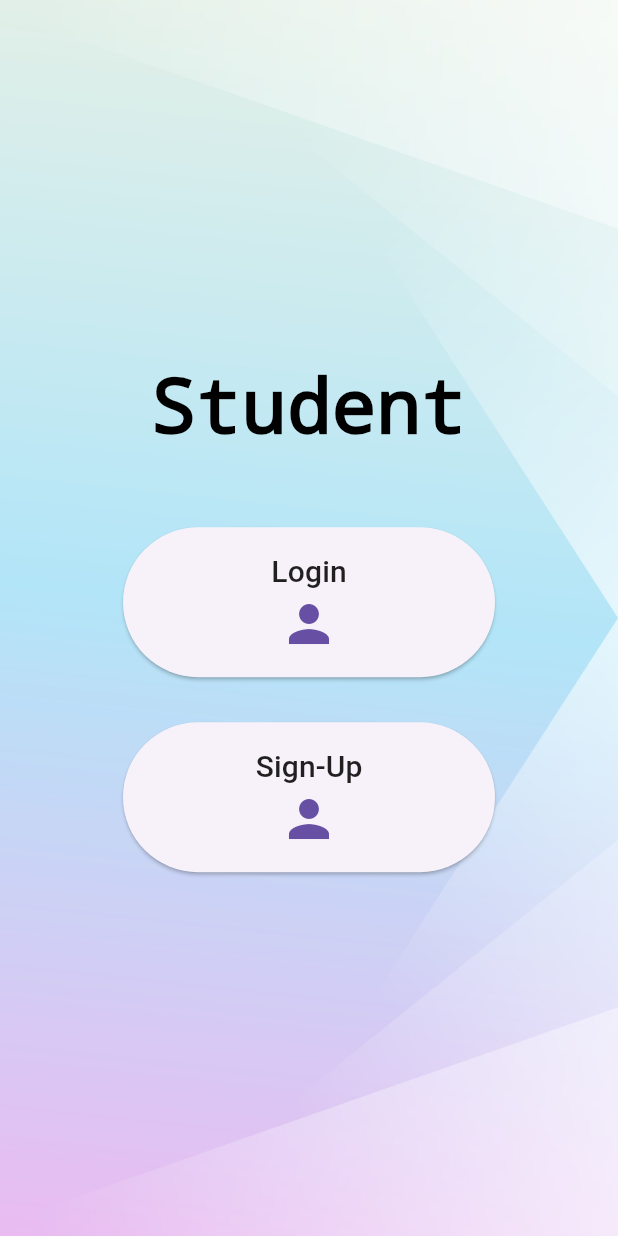
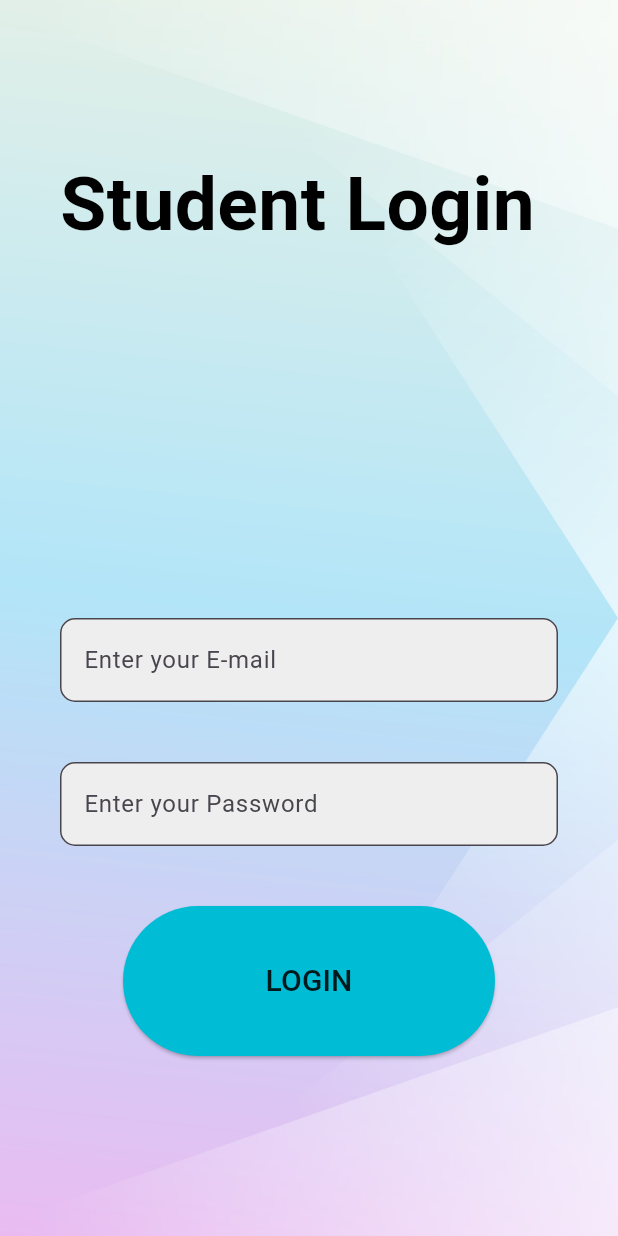
Before and after one commit to himanshu98010/QR_Attendance, a Flutter app: the StudentloginSignUp screen opened by its route, after a tap on "Login", on a phone screen of 412 x 824 dp. Run offline on Flutter 3.47's test engine with Material 3 defaults, Android fonts, the phone set to English and light mode, and no system bars; our stand-ins replace supabase_flutter; accounts and stored records are empty.

Commit message:
Your commit message here

```diff
--- a/lib/Login.dart
+++ b/lib/Login.dart
@@ -32,7 +32,16 @@ class LoginPage extends StatelessWidget {
                 child: Column(
                   mainAxisAlignment: MainAxisAlignment.center,
                   children: [
-                    Text(''),
+                    Text('You are a',
+                      style: TextStyle(
+                        fontSize: 30,
+                        fontWeight: FontWeight.w500,
+                      ),
+
+                    ),
+                    SizedBox(
+                      height: 30,
+                    ),
                     Teacher(),
                     SizedBox(
                       height: 30,
--- /dev/null
+++ b/lib/Student/StudentLogin.dart
@@ -0,0 +1,105 @@
+import 'package:flutter/material.dart';
+
+class Studentlogin extends StatefulWidget {
+  const Studentlogin({super.key});
+
+  @override
+  State<Studentlogin> createState() => _StudentloginState();
+}
+
+class _StudentloginState extends State<Studentlogin> {
+  @override
+  Widget build(BuildContext context) {
+    return Container(
+      decoration: BoxDecoration(
+          image: DecorationImage(image: AssetImage('assets/Login.jpg') , fit: BoxFit.cover)
+      ),
+      child: Scaffold(
+        backgroundColor: Colors.transparent,
+
+        body: Stack(
+          children: [
+            Container(
+              color: Colors.transparent,
+              padding: EdgeInsets.only(left: 40, top:100),
+              child: Text('Student Login' ,
+                style: TextStyle(
+                  decoration: TextDecoration.none,
+                  fontSize: 50,
+                  fontWeight: FontWeight.bold,
+                  color: Colors.black,
+                ),
+              ),
+            ),
+            SingleChildScrollView(
+              child: Container(
+                padding: EdgeInsets.only(top: MediaQuery.of(context).size.height * 0.5 ,
+                    left: 40,
+                    right: 40),
+                color: Colors.transparent,
+                child: Column(
+                  children: [
+                    TextField(
+                      decoration: InputDecoration(
+                          fillColor: Colors.grey.shade200,
+                          filled: true,
+                          hintText: 'Enter your E-mail',
+                          border: OutlineInputBorder(
+                              borderSide: BorderSide(
+                                width: 10,
+                              ),
+                              borderRadius: BorderRadius.circular(10)
+                          )
+                      ),
+                    ),
+                    SizedBox(
+                      height: 40,
+                    ),
+                    TextField(
+                      obscureText: true,
+                      decoration: InputDecoration(
+                          fillColor: Colors.grey.shade200,
+                          filled: true,
+                          hintText: 'Enter your Password',
+                          border: OutlineInputBorder(
+                              borderSide: BorderSide(
+                                width: 10,
+                              ),
+                              borderRadius: BorderRadius.circular(10)
+                          )
+                      ),
+                    ),
+                    SizedBox(
+                      height: 40,
+                    ),
+                    ElevatedButton(onPressed: (){},
+                      style: ElevatedButton.styleFrom(
+                        backgroundColor: Colors.cyan,
+                      ),
+                      child: Container(
+
+                        width: 200,
+                        height: 100,
+                        child: const Column(
+                          mainAxisAlignment: MainAxisAlignment.center,
+                          children: [
+                            Text("LOGIN" , style: TextStyle(
+                                color: Colors.black87,
+                                fontSize: 20
+
+                            ),
+                            ),
+                          ],
+                        ),
+                      ),
+                    ),
+                  ],
+                ),
+              ),
+            ),
+          ],
+        ),
+      ),
+    );
+  }
+}
--- a/lib/Student/StudentLoginSignUp.dart
+++ b/lib/Student/StudentLoginSignUp.dart
@@ -21,7 +21,9 @@ class StudentloginSignUp extends StatelessWidget {
           SizedBox(
             height: 50,
           ),
-          ElevatedButton(onPressed: () {},
+          ElevatedButton(onPressed: () {
+            Navigator.pushNamed(context, 'student login button');
+          },
             child: Container(
               width: 200,
               height: 100,
--- a/lib/main.dart
+++ b/lib/main.dart
@@ -1,3 +1,4 @@
+import 'package:qr_attendance/Student/StudentLogin.dart';
 import 'package:supabase_flutter/supabase_flutter.dart';
 import 'package:flutter/material.dart';
 import 'package:qr_attendance/Login.dart';
@@ -23,6 +24,7 @@ Future<void> main() async {
       'teacher button': (context)=>TeacherloginSignUp(),
       'student button': (context)=>StudentloginSignUp(),
       'teacher login button': (context)=>Teacherlogin(),
+      'student login button': (context)=>Studentlogin(),
     },
   ),
   );
```
